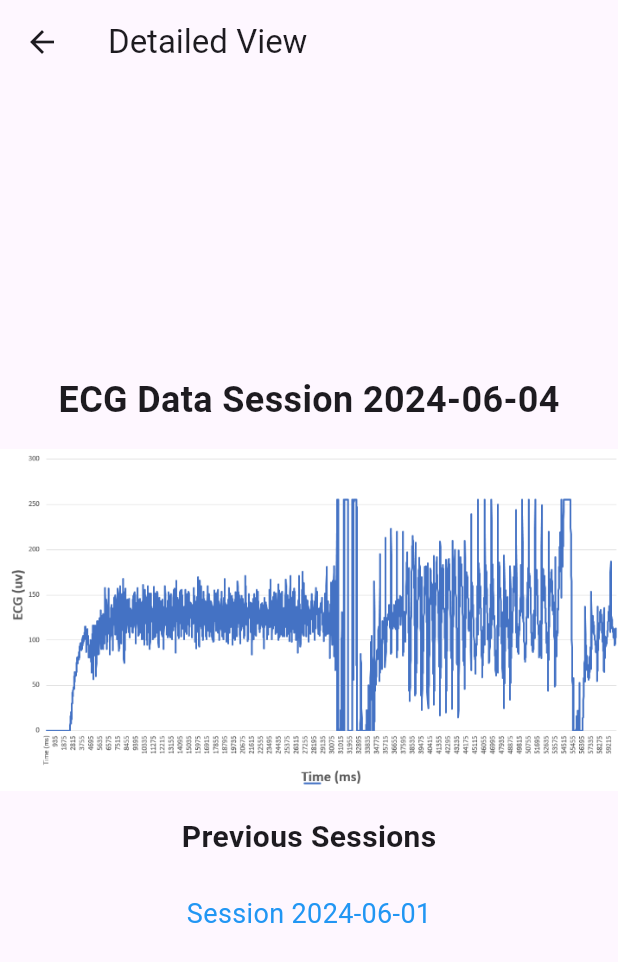
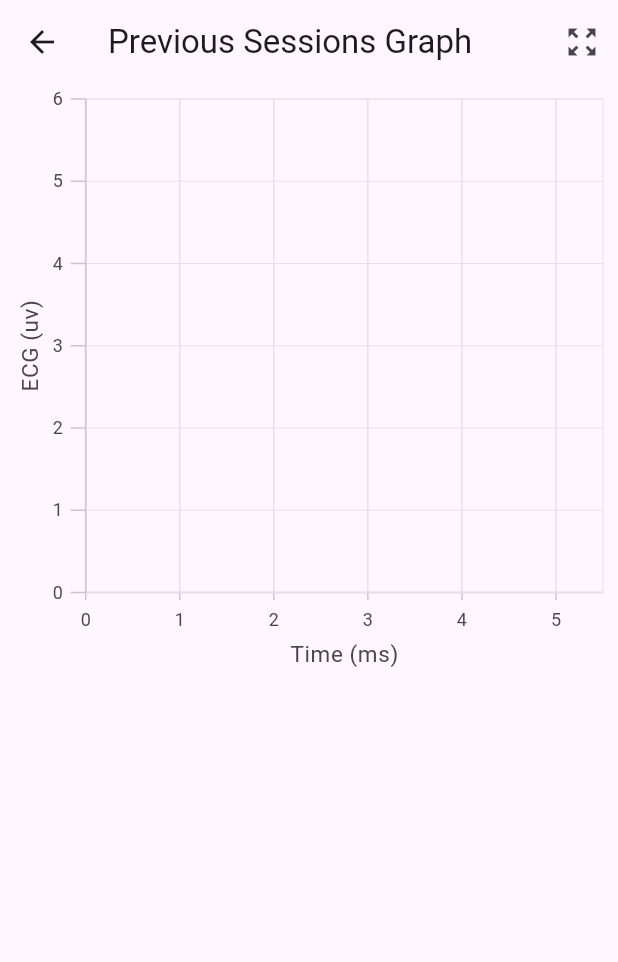
Before and after one commit to WDNUAI/vitaltracer-app, a Flutter app: the RecordedDataScreen screen opened directly, after a tap on "Session", on a phone screen of 412 x 824 dp. Shown: the top 962 px of the screen. Run offline on Flutter 3.47's test engine with Material 3 defaults, Android fonts, the phone set to English and light mode, and no system bars; our stand-ins replace cloud_firestore, csv, firebase_auth, firebase_core, fl_chart, flutter_blue_plus and 6 more; accounts and stored records are empty; project files that could hold a hidden picture were left out.

Commit message:
Added recorded ECG graph with zooming and tooltip feature.

```diff
--- /dev/null
+++ b/lib/screens/previous_sessions_graph.dart
@@ -0,0 +1,102 @@
+import 'package:flutter/material.dart';
+import 'package:syncfusion_flutter_charts/charts.dart' as sf;
+import 'package:fl_chart/fl_chart.dart';
+import 'dart:async';
+import 'ParseCsv.dart';
+
+class PreviousSessionsGraph extends StatefulWidget {
+  const PreviousSessionsGraph({Key? key}) : super(key: key);
+
+  @override
+  _PreviousSessionsGraph createState() => _PreviousSessionsGraph();
+}
+
+class _PreviousSessionsGraph extends State<PreviousSessionsGraph> {
+  List<RecordedData> ecgSpots = [];
+  //List<RecordedData> irSpots = [];
+  //double xScaleFactor = 1000.0; // Scale factor to convert ms to seconds
+  late sf.TooltipBehavior _tooltipBehavior = sf.TooltipBehavior(enable: true);
+  late sf.ZoomPanBehavior _zoomPanBehavior = sf.ZoomPanBehavior(
+    enablePinching: true,
+    enableDoubleTapZooming: true,
+    enablePanning: true,
+    zoomMode: sf.ZoomMode.xy, // Enable zooming in both X and Y directions
+  );
+
+  @override
+  void initState() {
+    super.initState();
+    loadECGData(); // Call the function to load the data when the widget is initialized
+  }
+
+  // Function to load the ECG data from the CSV
+  Future<void> loadECGData() async {
+    // Using the ParseCSV.getSpotsFromCSV method to load ECG data
+    List<FlSpot> ecgSpot =
+        await ParseCSV.getSpotsFromCSV(1); // Column 1 is for ECG
+    //List<FlSpot> irSpot =await ParseCSV.getSpotsFromCSV(2); // Column 2 is for IR
+
+    //setState(() {
+    ecgSpots =
+        ecgSpot.map((spot) => RecordedData(spot.x, spot.y.toInt())).toList();
+
+    //});
+  }
+
+  void _resetZoom() {
+    _zoomPanBehavior.reset();
+  }
+
+  @override
+  Widget build(BuildContext context) {
+    return Scaffold(
+        appBar: AppBar(
+          title: Text("Previous Sessions Graph"),
+          actions: [
+            IconButton(
+              icon: Icon(Icons.zoom_out_map), // Icon for zoom reset
+              onPressed: _resetZoom, // Call the reset zoom method
+            ),
+          ],
+        ),
+        body: Center(
+            child: Column(
+          children: [
+            //const SizedBox(height: 50),
+            Container(
+                height: 400,
+                child: sf.SfCartesianChart(
+                    tooltipBehavior: _tooltipBehavior,
+                    zoomPanBehavior: _zoomPanBehavior,
+                    primaryXAxis: const sf.NumericAxis(
+                        majorGridLines: sf.MajorGridLines(width: 1),
+                        edgeLabelPlacement: sf.EdgeLabelPlacement.shift,
+                        interval: 1, // Adjusted interval for better readability
+                        title: sf.AxisTitle(text: 'Time (ms)')),
+
+                    //Adjust Y Axis properties
+                    primaryYAxis: const sf.NumericAxis(
+                      axisLine: sf.AxisLine(width: 1),
+                      majorTickLines: sf.MajorTickLines(size: 10),
+                      title: sf.AxisTitle(text: 'ECG (uv)'),
+                    ),
+                    series: <sf.FastLineSeries<RecordedData, double>>[
+                      sf.FastLineSeries<RecordedData, double>(
+                          name: 'ECG(uv)',
+                          dataSource: ecgSpots,
+                          xValueMapper: (RecordedData data, _) => data.time,
+                          yValueMapper: (RecordedData data, _) =>
+                              data.ecg.toDouble(),
+                          enableTooltip: true)
+                    ])),
+          ],
+        )));
+  }
+}
+
+class RecordedData {
+  final double time;
+  final int ecg;
+
+  RecordedData(this.time, this.ecg);
+}
--- a/lib/screens/recorded_data_screen.dart
+++ b/lib/screens/recorded_data_screen.dart
@@ -1,7 +1,7 @@
 import 'package:flutter/material.dart';
 import 'package:flutter_screenutil/flutter_screenutil.dart';
 import 'components/recorded_data_session_tile.dart';
-import 'detailed_view_screen.dart';
+import 'previous_sessions_graph.dart';
 import 'package:vitaltracer_app/screens/components/summarized_data_parse_csv.dart';
 
 class RecordedDataScreen extends StatefulWidget {
@@ -57,7 +57,7 @@ class _RecordedDataScreenState extends State<RecordedDataScreen> {
                 Navigator.push(
                   context,
                   MaterialPageRoute(
-                      builder: (context) => const DetailedViewScreen()),
+                      builder: (context) => const PreviousSessionsGraph()),
                 );
               })
         ])));
```
